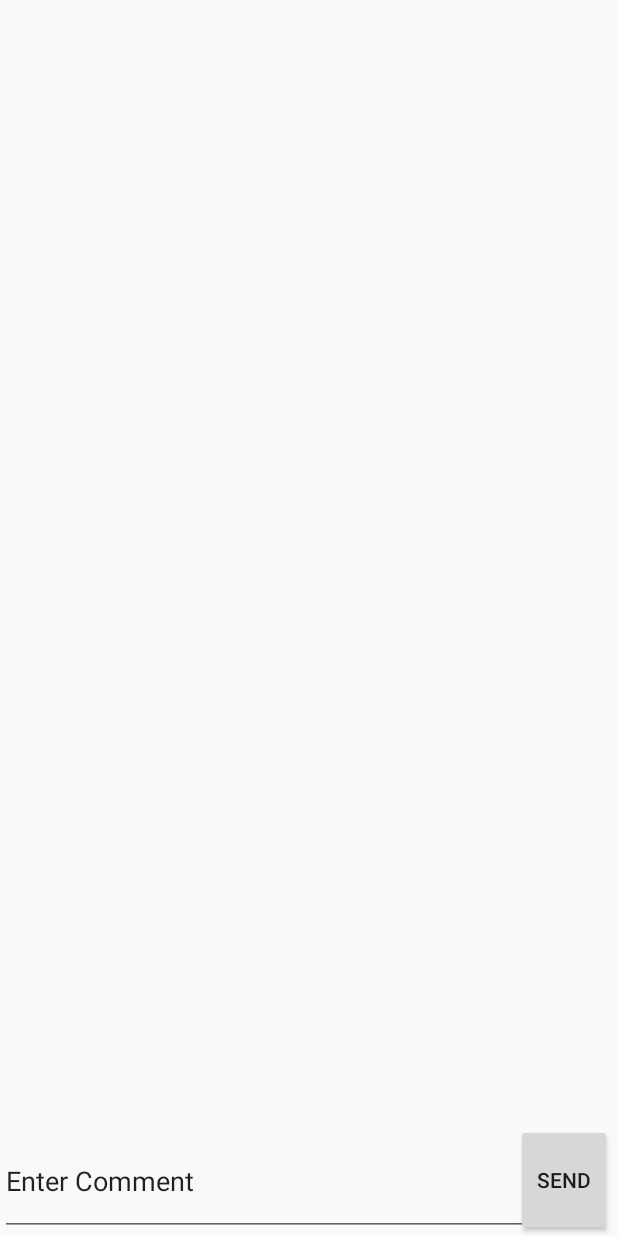
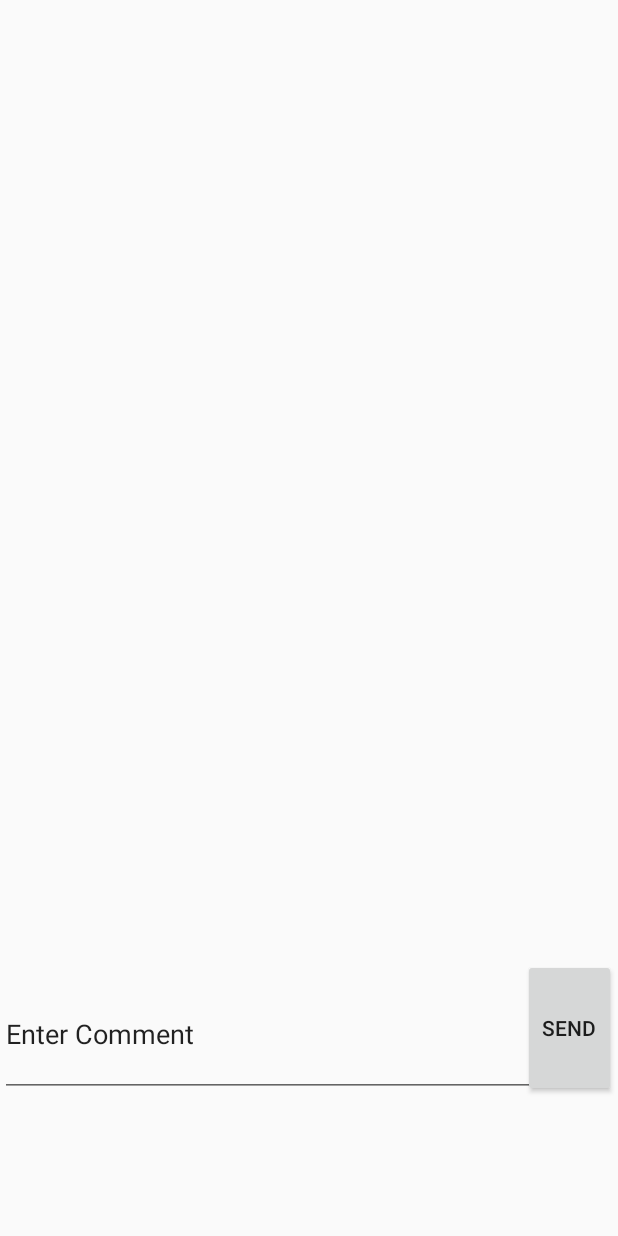
Before and after one commit to Trev32198/schedule_sync_client, an Android app: the layout reply_recycler_view.xml on its own in the app's theme, with its tools: preview values and no code run, on a phone screen of 412 x 824 dp. Run offline under Robolectric (Android 15) with nearby library versions, the phone set to English and light mode, and no system bars.

```diff
--- a/app/src/main/AndroidManifest.xml
+++ b/app/src/main/AndroidManifest.xml
@@ -14,6 +14,10 @@
         android:theme="@style/AppTheme">
         <activity
             android:name=".CreateForum"
+            android:theme="@style/Theme.AppCompat.Light.NoActionBar" />
+
+        <activity
+            android:name=".ReplyList"
             android:theme="@style/Theme.AppCompat.Light.NoActionBar" />
 
         <activity
--- a/app/src/main/java/com/example/myapplication/ViewForumList.java
+++ b/app/src/main/java/com/example/myapplication/ViewForumList.java
@@ -2,6 +2,7 @@ package com.example.myapplication;
 
 import android.content.Intent;
 import android.os.Bundle;
+import android.view.View;
 
 import androidx.appcompat.app.AppCompatActivity;
 import androidx.recyclerview.widget.LinearLayoutManager;
--- a/app/src/main/res/layout/reply_recycler_view.xml
+++ b/app/src/main/res/layout/reply_recycler_view.xml
@@ -12,27 +12,30 @@
         android:layout_height="match_parent"
         android:padding="5dp"
         android:scrollbars="vertical"
-        android:layout_marginBottom="100dp"
         />
+    <androidx.constraintlayout.widget.ConstraintLayout
+        android:layout_width="match_parent"
+        android:layout_height="731dp">
 
-    <EditText
-        android:id="@+id/replyBody"
-        android:layout_width="392dp"
-        android:layout_height="99dp"
-        android:layout_alignParentTop="true"
-        android:layout_marginTop="751dp"
-        android:text="Enter Comment"/>
+        <Button
+            android:id="@+id/replySend"
+            android:layout_width="62dp"
+            android:layout_height="92dp"
+            android:layout_marginEnd="1dp"
+            android:layout_marginRight="1dp"
+            android:onClick="sendReply"
+            android:text="Send"
+            app:layout_constraintBottom_toBottomOf="parent"
+            app:layout_constraintEnd_toEndOf="parent" />
 
-    <Button
-        android:id="@+id/replySend"
-        android:layout_width="64dp"
-        android:layout_height="101dp"
-        android:layout_alignParentTop="true"
-        android:layout_alignParentEnd="true"
-        android:layout_alignParentRight="true"
-        android:layout_marginTop="749dp"
-        android:layout_marginEnd="4dp"
-        android:layout_marginRight="4dp"
-        android:onClick="sendReply"
-        android:text="Send" />
+        <EditText
+            android:id="@+id/replyToSendBody"
+            android:layout_width="394dp"
+            android:layout_height="83dp"
+            android:text="Enter Comment"
+            app:layout_constraintBottom_toBottomOf="parent"
+            app:layout_constraintStart_toStartOf="parent" />
+
+    </androidx.constraintlayout.widget.ConstraintLayout>
+
 </RelativeLayout>
```
Also changed, not shown: app/src/main/java/com/example/myapplication/ReplyList.java (+8 -2 lines), app/src/main/res/layout/activity_view_reply_list.xml (+10 -9 lines).
